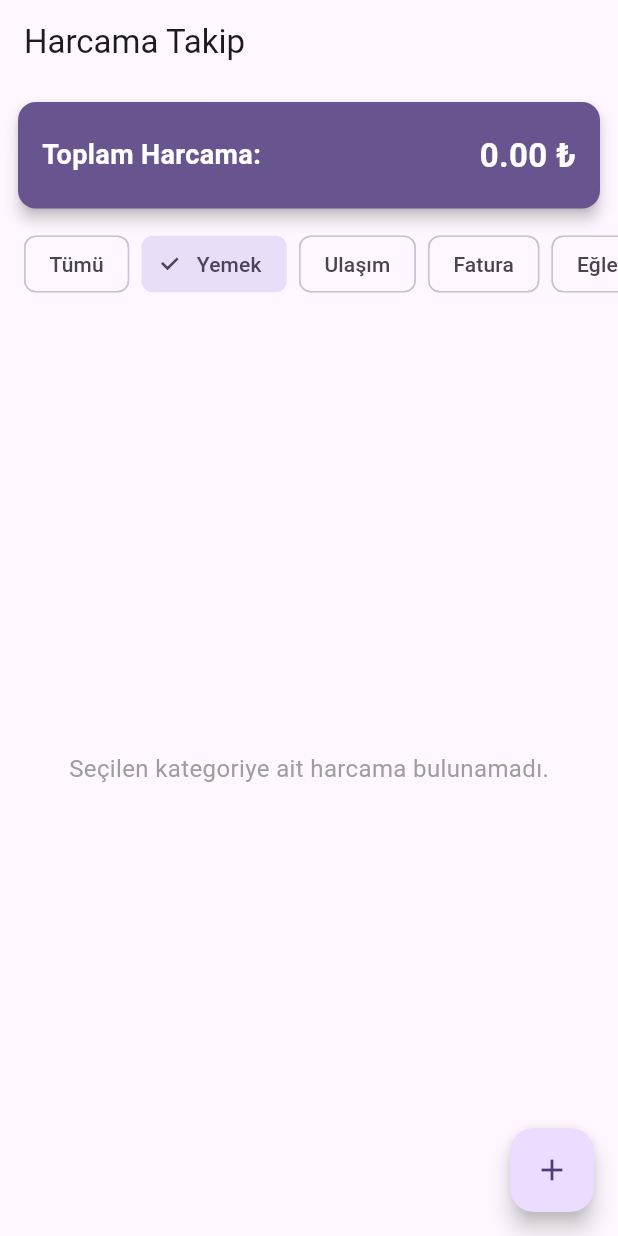
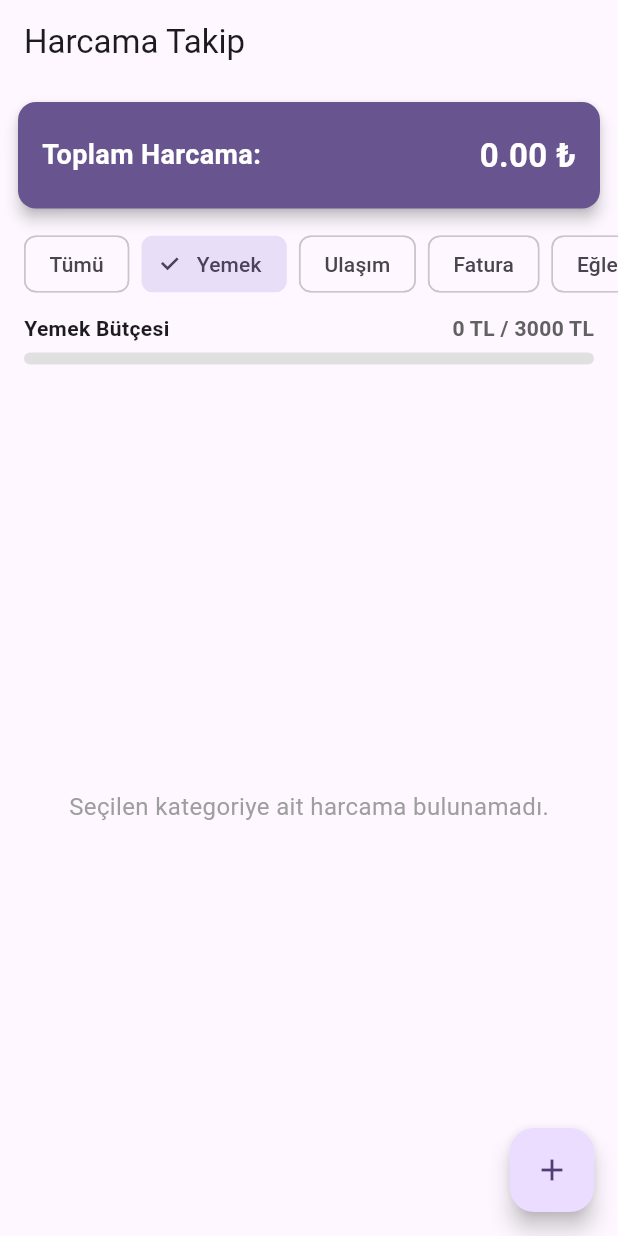
Before and after one commit to Miray-Kayra/gider-takip-flutter, a Flutter app: the screen it shows after launch, after a tap on "Yemek", on a phone screen of 412 x 824 dp. Run offline on Flutter 3.47's test engine with Material 3 defaults, Android fonts, the phone set to English and light mode, and no system bars; our stand-ins replace sqflite; accounts and stored records are empty.

Commit message:
feat: Kategori bazlı bütçe çubuğu eklendi ve fl_chart paketi eklendi

```diff
--- a/lib/viewmodels/expense_viewmodel.dart
+++ b/lib/viewmodels/expense_viewmodel.dart
@@ -60,9 +60,34 @@ class ExpenseViewModel extends ChangeNotifier {
     await fetchExpenses();
   }
 
+  final Map<String, double> _categoryBudgets = {
+    'Yemek': 3000,
+    'Ulaşım': 1500,
+    'Fatura': 2000,
+    'Eğlence': 1000,
+    'Alışveriş': 2500,
+    'Diğer': 1000,
 
+  };
 
+  Map<String, double> get categoryBudgets => _categoryBudgets;
+  double getTotalExpenseByCategory(String category){
+    return _expenses
+        .where((expense) => expense.category == category)
+        .fold(0.0, (sum, item) => sum+item.amount);
+  }
+  double getBudgetProgress(String category){
+    double limit = _categoryBudgets[category] ?? 1.0;
+    double spent= getTotalExpenseByCategory(category);
+    return (spent / limit).clamp(0.0, 1.0);
+  }
 
-
+  Map<String, double> get categoryExpenses{
+    Map<String, double> data ={};
+    for (var expense in _expenses){
+      data[expense.category] = (data[expense.category] ?? 0) + expense.amount;
+    }
+    return data;
+  }
 
 }
--- a/lib/views/expense_list_view.dart
+++ b/lib/views/expense_list_view.dart
@@ -65,7 +65,8 @@ class ExpenseListView extends StatelessWidget {
                   ),
                 ),
               ),
-            SizedBox(
+                  // 1. ÖNCE FİLTRE BUTONLARI (KATEGORİLER)
+              SizedBox(
               height: 50,
               child: ListView(
                 scrollDirection: Axis.horizontal,
@@ -78,14 +79,74 @@ class ExpenseListView extends StatelessWidget {
                     child: FilterChip(
                       label: Text(category),
                       selected: isSelected,
-                      onSelected: (bool selected){
+                      onSelected: (bool selected) {
                         viewModel.setCategoryFilter(category == 'Tümü' ? null : category);
                       },
                     ),
-                 );
-                }).toList()
+                  );
+                }).toList(),
               ),
             ),
+
+                // 2. SONRA BÜTÇE İLERLEME ÇUBUĞU (Kategori seçildiğinde görünür)
+                if (viewModel.selectedCategoryFilter != null) ...[
+                  Builder(
+                    builder: (context) {
+                      final category = viewModel.selectedCategoryFilter!;
+                      final limit = viewModel.categoryBudgets[category] ?? 0;
+                      final spent = viewModel.getTotalExpenseByCategory(category);
+                      final progress = viewModel.getBudgetProgress(category);
+
+                      return Padding(
+                        padding: const EdgeInsets.symmetric(horizontal: 16.0, vertical: 8.0),
+                        child: Column(
+                          crossAxisAlignment: CrossAxisAlignment.start,
+                          children: [
+                            Row(
+                              mainAxisAlignment: MainAxisAlignment.spaceBetween,
+                              children: [
+                                Text(
+                                  '$category Bütçesi',
+                                  style: const TextStyle(fontWeight: FontWeight.bold),
+                                ),
+                                Text(
+                                  '${spent.toStringAsFixed(0)} TL / ${limit.toStringAsFixed(0)} TL',
+                                  style: TextStyle(
+                                    color: progress >= 1.0 ? Colors.red : Colors.grey[700],
+                                    fontWeight: FontWeight.bold,
+                                  ),
+                                ),
+                              ],
+                            ),
+                            const SizedBox(height: 6),
+                            LinearProgressIndicator(
+                              value: progress,
+                              backgroundColor: Colors.grey[300],
+                              color: progress >= 1.0
+                                  ? Colors.red
+                                  : progress > 0.8
+                                      ? Colors.orange
+                                      : Colors.green,
+                              minHeight: 8,
+                              borderRadius: BorderRadius.circular(4),
+                            ),
+                            if(spent > limit && limit> 0) ...[
+                              const SizedBox(height: 6),
+                              Text(
+                                ' Bütçe limiti ${(spent - limit).toStringAsFixed(0)} TL aşıldı!',
+                                style: const TextStyle(
+                                  color: Colors.red,
+                                  fontSize: 14,
+                                  fontWeight: FontWeight.bold,
+                                ),
+                              ),
+                            ],
+                          ],
+                        ),
+                      );
+                    },
+                  ),
+                ],
 
 
               // --- HARCAMA LİSTESİ ---
--- a/pubspec.yaml
+++ b/pubspec.yaml
@@ -38,6 +38,7 @@ dependencies:
   # The following adds the Cupertino Icons font to your application.
   # Use with the CupertinoIcons class for iOS style icons.
   cupertino_icons: ^1.0.8
+  fl_chart: ^1.2.0
 
 dev_dependencies:
   flutter_test:
```
